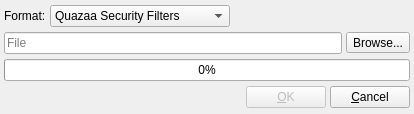
Old version of the form Quazaa/UI/dialogimportsecurity.ui in the repository c3c/quazaa.
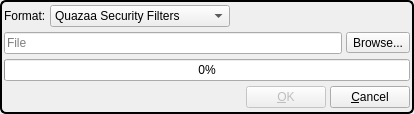
New version of the form. Icons and pictures are not drawn.

Commit message: Added a type column to security to see  what type of rule it is easier. Changed the rule/ban enums to make them easier to read. Made the add/modify rule dialog look better and fixed some signal/slots in it. Moved all the rule enums to securerule.h.

```diff
--- a/Quazaa/UI/dialogimportsecurity.ui
+++ b/Quazaa/UI/dialogimportsecurity.ui
@@ -23,6 +23,12 @@
    <iconset resource="../Resource.qrc">
     <normaloff>:/Resource/Security/ImportRules.png</normaloff>:/Resource/Security/ImportRules.png</iconset>
   </property>
+  <property name="styleSheet">
+   <string notr="true">QDialog#CDialogImportSecurity {
+	border: 2px solid black;
+	border-radius: 6px;
+}</string>
+  </property>
   <layout class="QVBoxLayout" name="verticalLayout">
    <property name="spacing">
     <number>4</number>
```
The commit also changes 21 other files.
